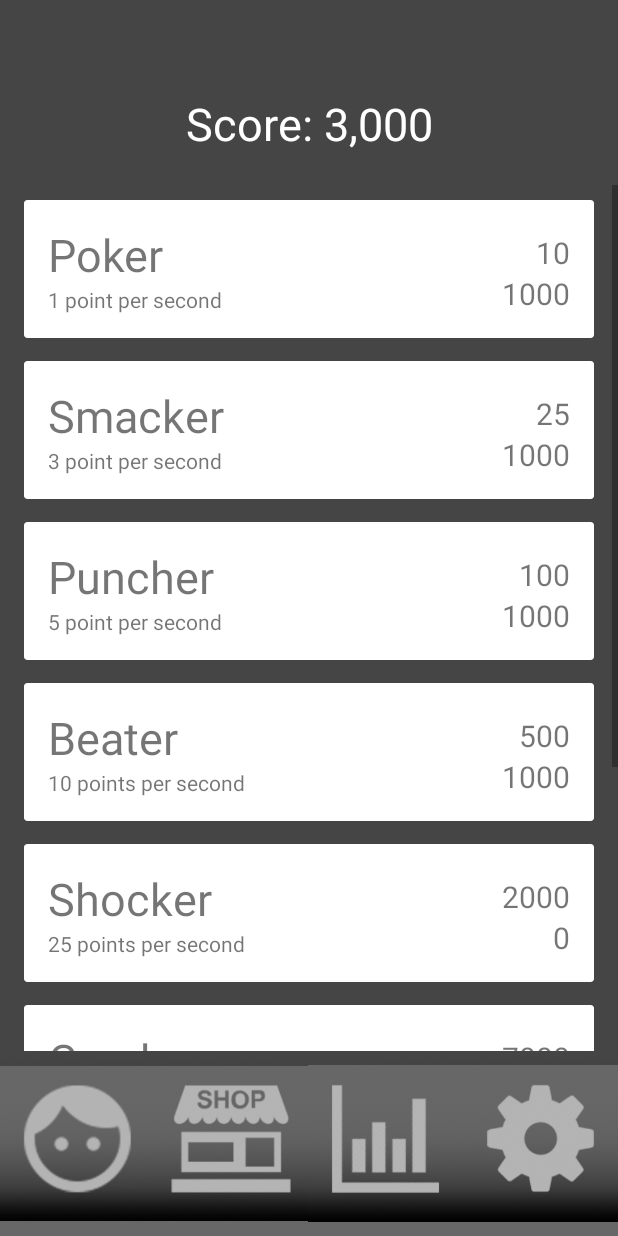
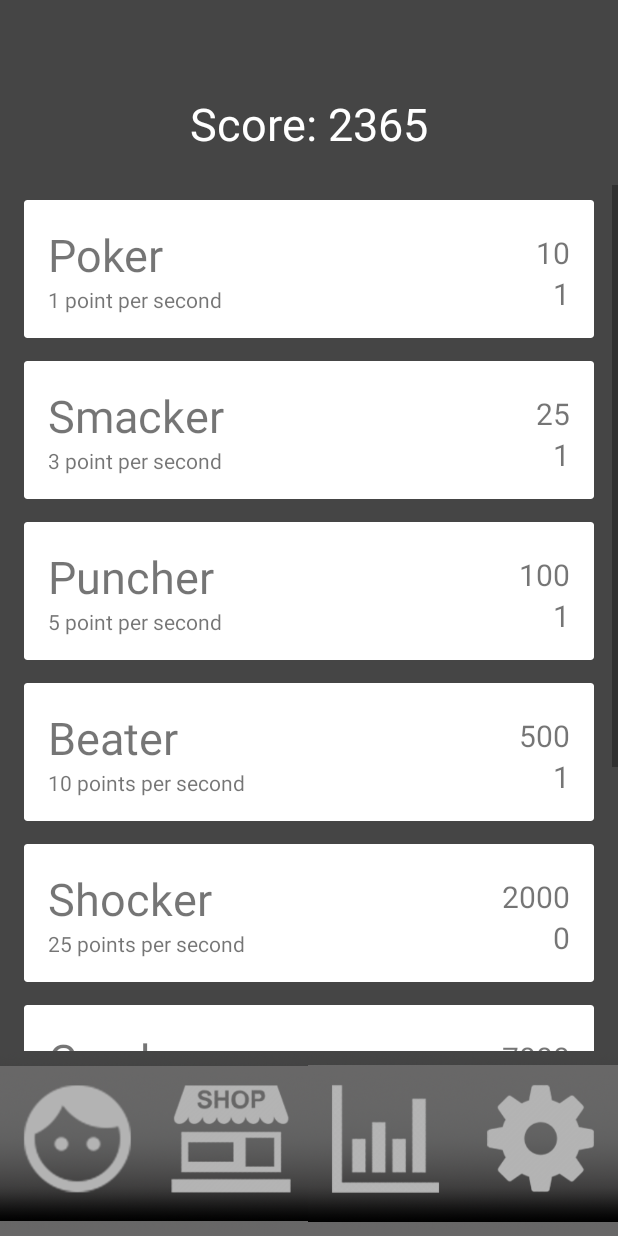
Before and after one commit to cheesywow/Sergey, an Android app: the Shop screen opened directly, with no data from a screen before it, after a tap on "Beater", on a phone screen of 412 x 824 dp. Run offline under Robolectric (Android 15) with nearby library versions, the phone set to English and light mode, and no system bars; 3 other taps on this screen came first.

Commit message:
Purchasing items reduces the score

```diff
--- a/app/src/main/java/com/sergey/michael/sergey/Engine/UI/cards/CardAdapter.java
+++ b/app/src/main/java/com/sergey/michael/sergey/Engine/UI/cards/CardAdapter.java
@@ -1,5 +1,6 @@
 package com.sergey.michael.sergey.Engine.UI.cards;
 
+import android.app.Activity;
 import android.graphics.Color;
 import android.support.v7.widget.CardView;
 import android.support.v7.widget.RecyclerView;
@@ -17,6 +18,8 @@ import java.util.List;
 public class CardAdapter extends RecyclerView.Adapter<CardAdapter.MyViewHolder> {
 
     private List<ReminderCard> cardList;
+    Activity activity;
+
 
     public class MyViewHolder extends RecyclerView.ViewHolder {
         public TextView name, description, inventory, cost;
@@ -33,8 +36,9 @@ public class CardAdapter extends RecyclerView.Adapter<CardAdapter.MyViewHolder>
     }
 
 
-    public CardAdapter(List<ReminderCard> moviesList) {
+    public CardAdapter(Activity activity, List<ReminderCard> moviesList) {
         this.cardList = moviesList;
+        this.activity = activity;
     }
 
     @Override
@@ -46,13 +50,21 @@ public class CardAdapter extends RecyclerView.Adapter<CardAdapter.MyViewHolder>
     }
 
     @Override
-    public void onBindViewHolder(final MyViewHolder holder, int position) {
+    public void onBindViewHolder(final MyViewHolder holder, final int position) {
         final ReminderCard card = cardList.get(position);
         holder.card.setOnClickListener(new View.OnClickListener() {
             @Override
             public void onClick(View v) {
-                int newscore =  Integer.parseInt(card.inventory)+1;
-                holder.inventory.setText("1000");
+                //holder.card.setCardBackgroundColor(Color.BLUE);
+                TextView tv = activity.findViewById(R.id.shop_score);
+                String display = tv.getText().toString();
+                String trunc = display.split(" ")[1];
+                String score = trunc.replaceAll(",", "");
+                int newscore = Integer.parseInt(score)-Integer.parseInt(holder.cost.getText().toString());
+                tv.setText("Score: "+newscore);
+                int newcount =  Integer.parseInt(String.valueOf(holder.inventory.getText()))+1;
+                holder.inventory.setText(""+newcount);
+                cardList.get(position).inventory = ""+newcount;
             }
         });
         holder.name.setText(card.name);
--- a/app/src/main/java/com/sergey/michael/sergey/Shop.java
+++ b/app/src/main/java/com/sergey/michael/sergey/Shop.java
@@ -30,13 +30,15 @@ public class Shop extends AppCompatActivity {
     private CardAdapter mAdapter;
 
 
+    ReminderCard item1,item2,item3,item4,item5,item6,item7,item8;
+
     protected void onCreate(Bundle savedInstanceState) {
         super.onCreate(savedInstanceState);
         setContentView(R.layout.activity_shop);
         Toolbox.setupNavigation(this,this, "Shop");
         recyclerView = (RecyclerView) findViewById(R.id.my_recycler_view);
 
-        mAdapter = new CardAdapter(cardList);
+        mAdapter = new CardAdapter(this,cardList);
 
         recyclerView.setHasFixedSize(true);
         RecyclerView.LayoutManager mLayoutManager = new LinearLayoutManager(getApplicationContext());
@@ -48,8 +50,7 @@ public class Shop extends AppCompatActivity {
             @Override
             public void onClick(View view, int position) {
                 //ReminderCard card = cardList.get(position);
-                Toast.makeText(getBaseContext(), (position+1) + " is selected!", Toast.LENGTH_SHORT).show();
-
+               // Toast.makeText(getBaseContext(), (position+1) + " is selected!", Toast.LENGTH_SHORT).show();
             }
 
             @Override
@@ -61,49 +62,49 @@ public class Shop extends AppCompatActivity {
         SharedPreferences sharedPref = getSharedPreferences(
                 getString(R.string.servey_preference_file), Context.MODE_PRIVATE);
 
-        int item1  = sharedPref.getInt(getString(R.string.item1_key), 0);
-        int item2  = sharedPref.getInt(getString(R.string.item1_key), 0);
-        int item3  = sharedPref.getInt(getString(R.string.item1_key), 0);
-        int item4  = sharedPref.getInt(getString(R.string.item1_key), 0);
-        int item5  = sharedPref.getInt(getString(R.string.item1_key), 0);
-        int item6  = sharedPref.getInt(getString(R.string.item1_key), 0);
-        int item7  = sharedPref.getInt(getString(R.string.item1_key), 0);
-        int item8  = sharedPref.getInt(getString(R.string.item1_key), 0);
 
-
+        int inventory;
 
         String[] strings = new String[4];
+        inventory  = sharedPref.getInt(getString(R.string.item1_key), 0);
         strings[0] = "Poker";   strings[1] = "1 point per second";
-        strings[2] = "10";      strings[3] = ""+item1;
-        makeReminder(this, strings);
+        strings[2] = "10";      strings[3] = ""+inventory;
+        item1 = makeReminder(this, strings);
 
+        inventory  = sharedPref.getInt(getString(R.string.item2_key), 0);
         strings[0] = "Smacker"; strings[1] = "3 point per second";
-        strings[2] = "25";      strings[3] = ""+item2;
-        makeReminder(this, strings);
+        strings[2] = "25";      strings[3] = ""+inventory;
+        item2 = makeReminder(this, strings);
 
+        inventory  = sharedPref.getInt(getString(R.string.item3_key), 0);
         strings[0] = "Puncher"; strings[1] = "5 point per second";
-        strings[2] = "100";     strings[3] = ""+item3;
-        makeReminder(this, strings);
+        strings[2] = "100";     strings[3] = ""+inventory;
+        item3 = makeReminder(this, strings);
 
+        inventory  = sharedPref.getInt(getString(R.string.item4_key), 0);
         strings[0] = "Beater";  strings[1] = "10 points per second";
-        strings[2] = "500";     strings[3] = ""+item4;
-        makeReminder(this, strings);
+        strings[2] = "500";     strings[3] = ""+inventory;
+        item4 = makeReminder(this, strings);
 
+        inventory  = sharedPref.getInt(getString(R.string.item5_key), 0);
         strings[0] = "Shocker"; strings[1] = "25 points per second";
-        strings[2] = "2000";    strings[3] = ""+item5;
-        makeReminder(this, strings);
+        strings[2] = "2000";    strings[3] = ""+inventory;
+        item5 = makeReminder(this, strings);
 
+        inventory  = sharedPref.getInt(getString(R.string.item6_key), 0);
         strings[0] = "Crusher"; strings[1] = "60 points per second";
-        strings[2] = "7000";    strings[3] = ""+item6;
-        makeReminder(this, strings);
+        strings[2] = "7000";    strings[3] = ""+inventory;
+        item6 = makeReminder(this, strings);
 
+        inventory  = sharedPref.getInt(getString(R.string.item7_key), 0);
         strings[0] = "Ripper";  strings[1] = "150 points per second";
-        strings[2] = "30000";   strings[3] = ""+item7;
-        makeReminder(this, strings);
+        strings[2] = "30000";   strings[3] = ""+inventory;
+        item7 = makeReminder(this, strings);
 
+        inventory  = sharedPref.getInt(getString(R.string.item8_key), 0);
         strings[0] = "Shredder"; strings[1] = "400 points per second";
-        strings[2] = "500000";  strings[3] = ""+item8;
-        makeReminder(this, strings);
+        strings[2] = "500000";  strings[3] = ""+inventory;
+        item8 = makeReminder(this, strings);
 
     }
 
@@ -113,11 +114,30 @@ public class Shop extends AppCompatActivity {
         Toolbox.activiateFullscreen(this);
     }
 
-    public void makeReminder(Activity activity, String[] strings){
+    @Override
+    public void onPause() {
+        super.onPause();
+        SharedPreferences sharedPref = getSharedPreferences(
+                getString(R.string.servey_preference_file), Context.MODE_PRIVATE);
+        SharedPreferences.Editor editor;
+        editor = sharedPref.edit();
+        editor.putInt(getString(R.string.item1_key), Integer.parseInt(cardList.get(0).inventory));
+        editor.putInt(getString(R.string.item2_key), Integer.parseInt(cardList.get(1).inventory));
+        editor.putInt(getString(R.string.item3_key), Integer.parseInt(cardList.get(2).inventory));
+        editor.putInt(getString(R.string.item4_key), Integer.parseInt(cardList.get(3).inventory));
+        editor.putInt(getString(R.string.item5_key), Integer.parseInt(cardList.get(4).inventory));
+        editor.putInt(getString(R.string.item6_key), Integer.parseInt(cardList.get(5).inventory));
+        editor.putInt(getString(R.string.item7_key), Integer.parseInt(cardList.get(6).inventory));
+        editor.putInt(getString(R.string.item8_key), Integer.parseInt(cardList.get(7).inventory));
+        editor.apply();
+    }
+
+    public ReminderCard makeReminder(Activity activity, String[] strings){
         ReminderCard card = new ReminderCard(activity);
         card.makeCard(strings);
         cardList.add(card);
         mAdapter.notifyDataSetChanged();
         //layout.addView(card,linear);
+        return card;
     }
 }
```
